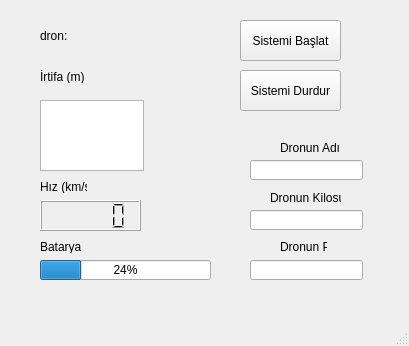
Above: qt_ornekleri/Gorsel_Arayuz.ui from windlok/python before the change. Below: the same form after it.
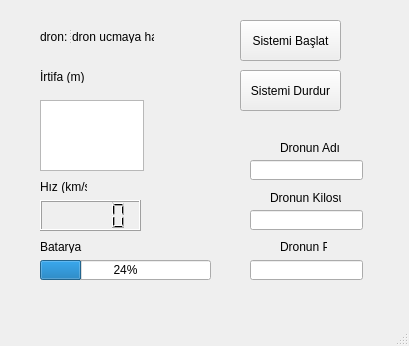
That is the form after the change.

```diff
--- a/qt_ornekleri/Gorsel_Arayuz.ui
+++ b/qt_ornekleri/Gorsel_Arayuz.ui
@@ -181,31 +181,28 @@
      <string>Dronun Pil</string>
     </property>
    </widget>
-   <widget class="QLabel" name="label">
+   <widget class="QSplitter" name="splitter">
     <property name="geometry">
      <rect>
       <x>40</x>
-      <y>20</y>
-      <width>31</width>
-      <height>31</height>
-     </rect>
-    </property>
-    <property name="text">
-     <string>dron:</string>
-    </property>
-   </widget>
-   <widget class="QLabel" name="l_dronid">
-    <property name="geometry">
-     <rect>
-      <x>70</x>
       <y>30</y>
-      <width>47</width>
+      <width>114</width>
       <height>13</height>
      </rect>
     </property>
-    <property name="text">
-     <string/>
+    <property name="orientation">
+     <enum>Qt::Horizontal</enum>
     </property>
+    <widget class="QLabel" name="label">
+     <property name="text">
+      <string>dron:</string>
+     </property>
+    </widget>
+    <widget class="QLabel" name="l_dronid">
+     <property name="text">
+      <string>dron ucmaya hazir</string>
+     </property>
+    </widget>
    </widget>
   </widget>
   <widget class="QMenuBar" name="menubar">
```
